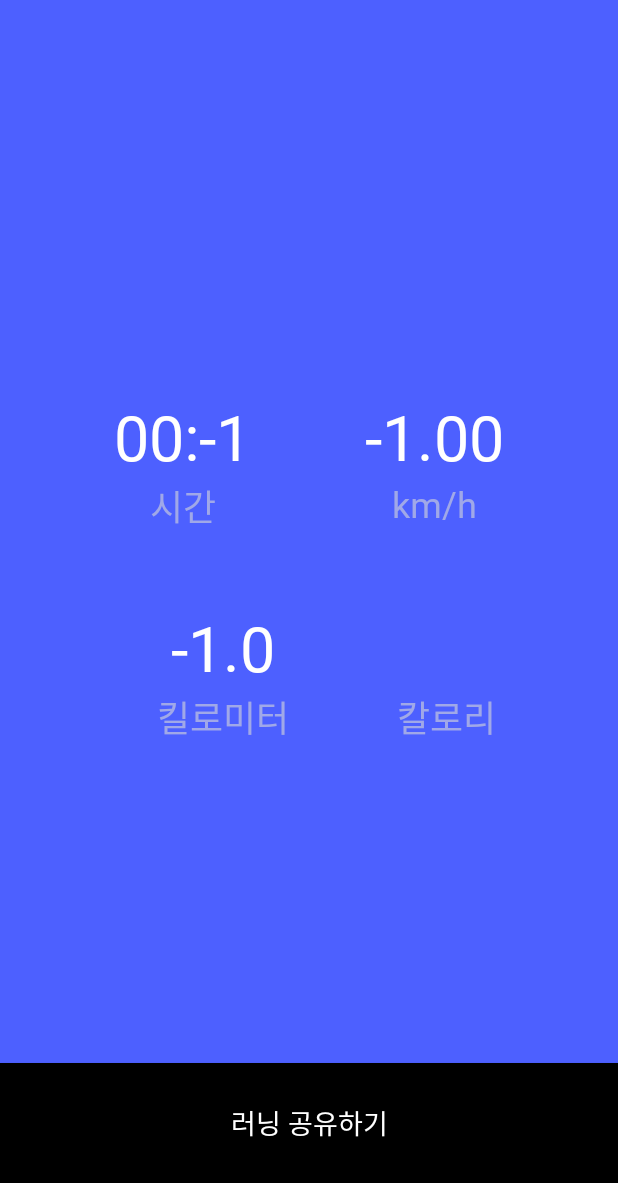
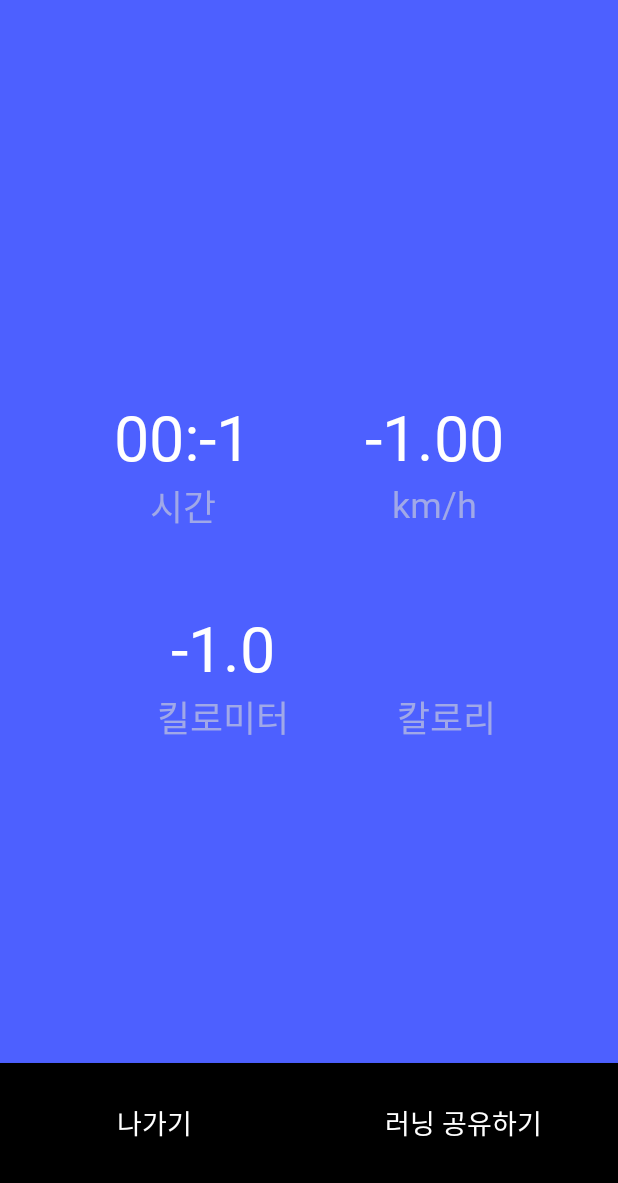
Before and after one commit to agfalcon/lbs_newrun, an Android app: the RunDataActivity screen opened directly, with no data from a screen before it, after a tap on an icon or button, on a phone screen of 412 x 824 dp, the part 53-1236 px from its top. Run offline under Robolectric (Android 15) with nearby library versions, the phone set to English and light mode, and no system bars; network calls fail; 2 statements that could not run were skipped.

Commit message:
달리기 기록 남기기 기능 완료

```diff
--- /dev/null
+++ b/app/src/main/java/kr/ac/kumoh/newrun/data/RetrofitService.kt
@@ -0,0 +1,12 @@
+package kr.ac.kumoh.newrun.data
+
+import kr.ac.kumoh.newrun.data.api.RecordRunningApi
+import retrofit2.Retrofit
+import retrofit2.converter.gson.GsonConverterFactory
+
+object RetrofitService {
+    val retrofit = Retrofit.Builder().baseUrl("https://newrun-lbs.run.goorm.site/")
+        .addConverterFactory(GsonConverterFactory.create()).build()
+    val recordRunningService = retrofit.create(RecordRunningApi::class.java)
+
+}
--- /dev/null
+++ b/app/src/main/java/kr/ac/kumoh/newrun/data/api/RecordRunningApi.kt
@@ -0,0 +1,15 @@
+package kr.ac.kumoh.newrun.data.api
+
+import kr.ac.kumoh.newrun.data.model.Message
+import kr.ac.kumoh.newrun.data.model.RunResultRequest
+import retrofit2.Call
+import retrofit2.http.Body
+import retrofit2.http.POST
+
+interface RecordRunningApi {
+
+    @POST("run")
+    fun recordRunning(
+        @Body runResultRequest: RunResultRequest
+    ): Call<Message>
+}
--- /dev/null
+++ b/app/src/main/java/kr/ac/kumoh/newrun/data/model/RunResultRequest.kt
@@ -0,0 +1,16 @@
+package kr.ac.kumoh.newrun.data.model
+
+import com.google.gson.annotations.SerializedName
+
+data class RunResultRequest(
+    @SerializedName("distance")
+    val distance : String,
+    @SerializedName("speed")
+    val speed : String,
+    @SerializedName("run_time")
+    val run_time : String,
+    @SerializedName("route")
+    val route : String,
+    @SerializedName("user_id")
+    val userId : String,
+)
--- /dev/null
+++ b/app/src/main/java/kr/ac/kumoh/newrun/data/repository/RecordRunningService.kt
@@ -0,0 +1,27 @@
+package kr.ac.kumoh.newrun.data.repository
+
+import android.util.Log
+import kotlinx.coroutines.CoroutineScope
+import kotlinx.coroutines.Dispatchers
+import kotlinx.coroutines.coroutineScope
+import kotlinx.coroutines.launch
+import kotlinx.coroutines.withContext
+import kr.ac.kumoh.newrun.data.RetrofitService
+import kr.ac.kumoh.newrun.data.model.Message
+import kr.ac.kumoh.newrun.data.model.RunResultRequest
+import retrofit2.Call
+import retrofit2.Callback
+import retrofit2.Response
+
+class RecordRunningService {
+
+    suspend fun recordRunning(runResult: RunResultRequest) : Message {
+        val result = RetrofitService.recordRunningService.recordRunning(runResult).execute()
+        if(result.isSuccessful){
+            return result.body() ?: Message("반환 값 없음")
+        }
+        else {
+            return Message("에러 발생")
+        }
+    }
+}
--- a/app/src/main/java/kr/ac/kumoh/newrun/domain/data/Constants.kt
+++ b/app/src/main/java/kr/ac/kumoh/newrun/domain/data/Constants.kt
@@ -11,4 +11,5 @@ const val ACTION_LOCATION_UPDATE = "actionLocationUpdate"
 const val ACTION_RUN_UPDATE = "actionRunUpdate"
 const val RUN_START = "runStart"
 const val RUN_PAUSE = "runPause"
+const val RUN_RESUME = "runResume"
 const val TIME_RECORD = "timeRecord"
--- /dev/null
+++ b/app/src/main/java/kr/ac/kumoh/newrun/domain/data/UserInfo.kt
@@ -0,0 +1,5 @@
+package kr.ac.kumoh.newrun.domain.data
+
+object UserInfo {
+    var id: Int = 1
+}
--- a/app/src/main/java/kr/ac/kumoh/newrun/presentation/run/RunActivity.kt
+++ b/app/src/main/java/kr/ac/kumoh/newrun/presentation/run/RunActivity.kt
@@ -49,9 +49,11 @@ class RunActivity : AppCompatActivity() {
         binding.pauseButton.setOnClickListener {
             pauseRunning()
         }
+        binding.
     }
 
     override fun onResume() {
+        super.onResume()
         Log.d("테스트", "receiver 등록")
         val filter = IntentFilter(ACTION_RUN_UPDATE)
         registerReceiver(runDataReceiver, filter)
@@ -59,16 +61,16 @@ class RunActivity : AppCompatActivity() {
         val intent = Intent(this, MyLocationService::class.java)
             .apply{ action = RUN_START }
         startService(intent)
-        super.onResume()
     }
 
-    override fun onPause() {
+    override fun onPause() {Log.d("테스트", "RunActivity pause")
         unregisterReceiver(runDataReceiver)
         super.onPause()
     }
 
     override fun onDestroy() {
         super.onDestroy()
+        Log.d("테스트", "RunActivity Destroy")
         val intent = Intent(this, MyLocationService::class.java)
             .apply{ action = LOCATION_STOP }
         startService(intent)
--- a/app/src/main/java/kr/ac/kumoh/newrun/presentation/run/RunDataActivity.kt
+++ b/app/src/main/java/kr/ac/kumoh/newrun/presentation/run/RunDataActivity.kt
@@ -4,22 +4,30 @@ import android.annotation.SuppressLint
 import android.content.Intent
 import android.graphics.BitmapFactory
 import android.os.Bundle
+import android.util.Log
 import android.view.View
 import androidx.appcompat.app.AppCompatActivity
+import androidx.lifecycle.Observer
 import com.google.android.gms.maps.CameraUpdateFactory
 import com.google.android.gms.maps.GoogleMap
 import com.google.android.gms.maps.OnMapReadyCallback
 import com.google.android.gms.maps.SupportMapFragment
 import com.google.android.gms.maps.model.*
+import kotlinx.coroutines.CoroutineScope
+import kotlinx.coroutines.Dispatchers
+import kotlinx.coroutines.launch
 import kr.ac.kumoh.newrun.domain.data.DISTANCE_DATA_INFO
 import kr.ac.kumoh.newrun.domain.data.LOCATION_STOP
 import kr.ac.kumoh.newrun.domain.data.MyLocation
 import kr.ac.kumoh.newrun.R
+import kr.ac.kumoh.newrun.data.model.RunResultRequest
+import kr.ac.kumoh.newrun.data.repository.RecordRunningService
 import kr.ac.kumoh.newrun.domain.data.TIME_DATA_INFO
 import kr.ac.kumoh.newrun.domain.data.TIME_RECORD
 import kr.ac.kumoh.newrun.domain.model.TimeRecordData
 import kr.ac.kumoh.newrun.domain.data.VELOCITY_DATA_INFO
 import kr.ac.kumoh.newrun.databinding.ActivityRunDataBinding
+import kr.ac.kumoh.newrun.domain.data.UserInfo
 import kr.ac.kumoh.newrun.service.MyLocationService
 
 
@@ -42,18 +50,41 @@ class RunDataActivity : AppCompatActivity(), OnMapReadyCallback {
         velocity = intent.getDoubleExtra(VELOCITY_DATA_INFO, -1.0)
         distance = intent.getDoubleExtra(DISTANCE_DATA_INFO, -1.0)
         timeRecord = intent.getParcelableArrayExtra(TIME_RECORD, TimeRecordData::class.java)
+        var record = "("
+        timeRecord?.forEach {
+            record += "${it.latitude} ${it.longitude}, "
+        }
+        if(timeRecord?.size!! >0){
+            record = record.substring(0, record.length - 2)
+        }
+        record += ")"
+
 
         binding.kmValueTextView.text = distance.toString()
         binding.velocityValueTextView.text = String.format("%.2f",velocity)
         binding.timeValueTextView.text = String.format("%02d:%02d", time!!/60, time!!%60)
 
+
         binding.stopButton.setOnClickListener {
             val intent = Intent(this, MyLocationService::class.java).apply{action = LOCATION_STOP }
             startService(intent)
             RunActivity.activity?.finish()
+            Log.d("테스트" , "보내는 값 : ${RunResultRequest(distance = distance.toString(), speed = velocity.toString(), run_time = String.format("%02d:%02d", time!!/60, time!!%60), userId = UserInfo.id.toString(), route = record)}")
+            CoroutineScope(Dispatchers.IO).launch{
+                val message= RecordRunningService().recordRunning(RunResultRequest(distance = distance.toString(), speed = velocity.toString(), run_time = String.format("%02d:%02d", time!!/60, time!!%60), userId = UserInfo.id.toString(), route = record))
+                Log.d("테스트", "메시지 반환값 : ${message.message}")
+            }
             binding.playButton.visibility = View.GONE
             binding.stopButton.visibility = View.GONE
             binding.shareButton.visibility = View.VISIBLE
+            binding.exitButton.visibility = View.VISIBLE
+        }
+
+        binding.exitButton.setOnClickListener {
+            finish()
+        }
+        binding.shareButton.setOnClickListener {
+
         }
 
         binding.playButton.setOnClickListener {
--- a/app/src/main/res/layout/activity_run_data.xml
+++ b/app/src/main/res/layout/activity_run_data.xml
@@ -150,13 +150,29 @@
 
     <Button
         android:id="@+id/shareButton"
-        android:layout_width="match_parent"
+        android:layout_width="0dp"
+        android:layout_height="80dp"
+        app:layout_constraintWidth_percent="0.5"
+        android:background="@color/black"
+        app:layout_constraintBottom_toBottomOf="parent"
+        app:layout_constraintEnd_toEndOf="parent"
+        android:text="러닝 공유하기"
+        android:gravity="center"
+        android:textColor="@color/white"
+        android:textSize="18sp"
+        android:fontFamily="@font/spoqa_medium"
+        android:visibility="gone"
+        />
+
+    <Button
+        android:id="@+id/exitButton"
+        android:layout_width="0dp"
+        app:layout_constraintWidth_percent="0.5"
         android:layout_height="80dp"
         android:background="@color/black"
         app:layout_constraintBottom_toBottomOf="parent"
         app:layout_constraintStart_toStartOf="parent"
-        app:layout_constraintEnd_toEndOf="parent"
-        android:text="러닝 공유하기"
+        android:text="나가기"
         android:gravity="center"
         android:textColor="@color/white"
         android:textSize="18sp"
```
Also changed, not shown: app/src/main/java/kr/ac/kumoh/newrun/data/api/MyRecordApi.kt (added, +16 -0 lines), app/src/main/java/kr/ac/kumoh/newrun/data/model/Message.kt (added, +8 -0 lines), app/src/main/java/kr/ac/kumoh/newrun/data/model/MyRecord.kt (added, +12 -0 lines), app/src/main/java/kr/ac/kumoh/newrun/domain/data/RunningData.kt (added, +22 -0 lines), app/src/main/java/kr/ac/kumoh/newrun/domain/model/LatLng.kt (added, +7 -0 lines), app/src/main/java/kr/ac/kumoh/newrun/domain/model/RecordListItem.kt (+0 -7 lines), app/src/main/java/kr/ac/kumoh/newrun/presentation/run/RunFragment.kt (+5 -8 lines), app/src/main/java/kr/ac/kumoh/newrun/service/MyLocationService.kt (+26 -20 lines).
